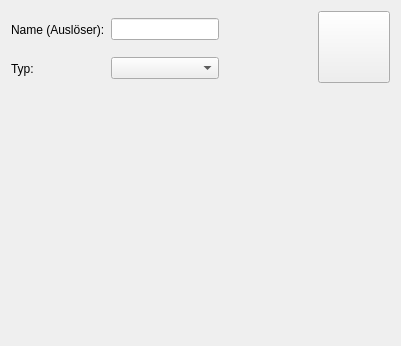
Above: simon/src/simonactionsui/modifycommands.ui from KDE/simon before the change. Below: the same form after it.
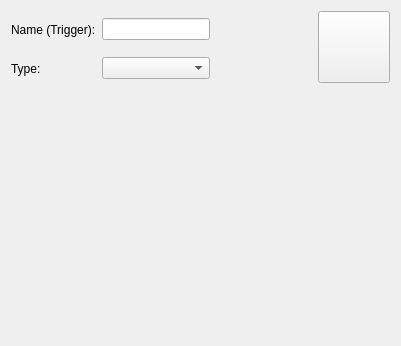
That is the form after the change. Custom widgets are drawn as their Qt base class.

The edit to the form file:
```diff
--- a/simon/src/simonactionsui/modifycommands.ui
+++ b/simon/src/simonactionsui/modifycommands.ui
@@ -22,7 +22,7 @@
       </font>
      </property>
      <property name="text" >
-      <string>Name (Auslöser):</string>
+      <string>Name (Trigger):</string>
      </property>
     </widget>
    </item>
@@ -68,7 +68,7 @@
    <item row="1" column="0" >
     <widget class="QLabel" name="label" >
      <property name="text" >
-      <string>Typ:</string>
+      <string>Type:</string>
      </property>
     </widget>
    </item>
```
Left out of the diff: 2 changed lines with no effect on the pictures.
